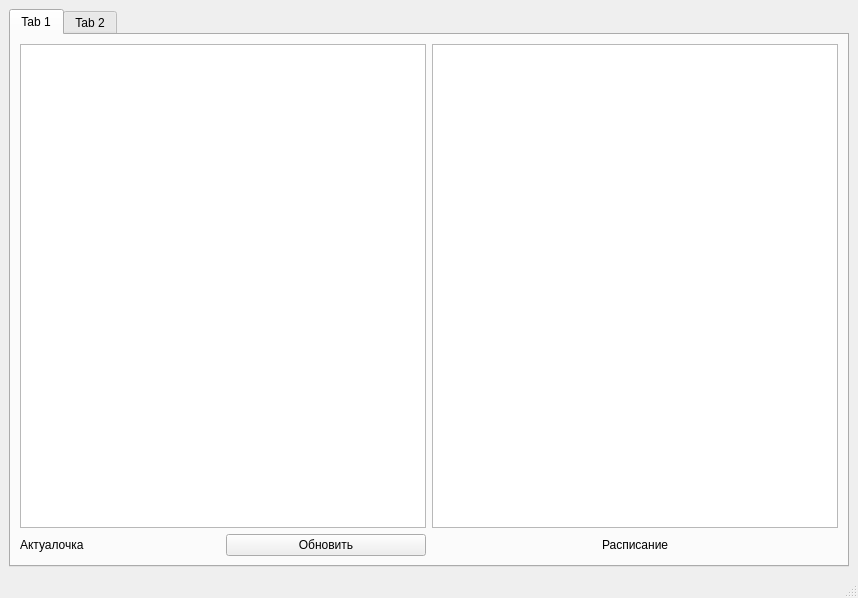
First picture: the form in ui/mainwindow.ui, repository OmarSyba/MPEI-Actualochka, before the edit.
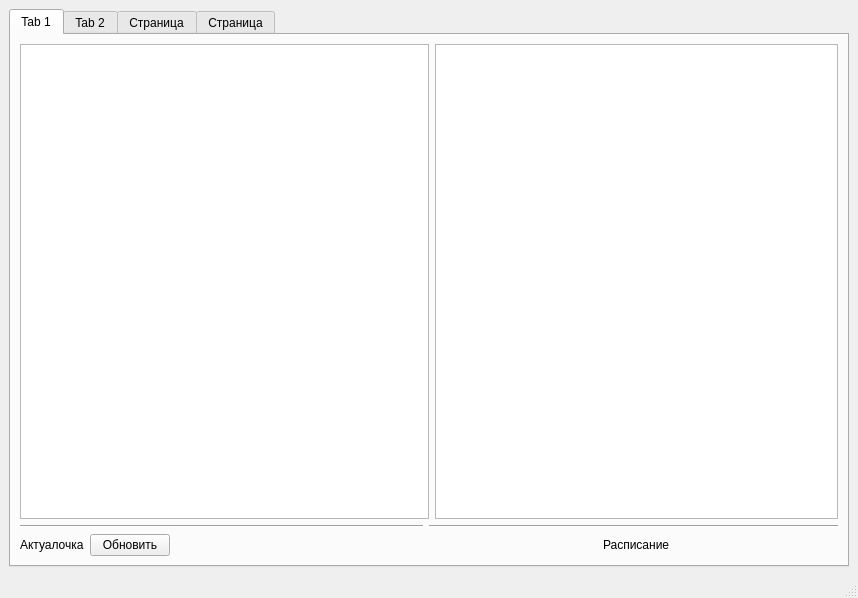
Second picture: the form after the edit.

Patch:
```diff
--- a/ui/mainwindow.ui
+++ b/ui/mainwindow.ui
@@ -14,8 +14,8 @@
    <string>MainWindow</string>
   </property>
   <widget class="QWidget" name="centralwidget">
-   <layout class="QGridLayout" name="gridLayout">
-    <item row="0" column="1">
+   <layout class="QGridLayout" name="gridLayout_2">
+    <item row="0" column="0">
      <widget class="QTabWidget" name="tabWidget">
       <property name="currentIndex">
        <number>0</number>
@@ -24,45 +24,28 @@
        <attribute name="title">
         <string>Tab 1</string>
        </attribute>
-       <layout class="QGridLayout" name="gridLayout_2">
-        <item row="1" column="1">
-         <layout class="QHBoxLayout" name="horizontalLayout_2">
-          <item>
-           <spacer name="horizontalSpacer">
-            <property name="orientation">
-             <enum>Qt::Horizontal</enum>
-            </property>
-            <property name="sizeHint" stdset="0">
-             <size>
-              <width>40</width>
-              <height>20</height>
-             </size>
-            </property>
-           </spacer>
-          </item>
-          <item>
-           <widget class="QLabel" name="label_4">
-            <property name="text">
-             <string>Расписание</string>
-            </property>
-           </widget>
-          </item>
-          <item>
-           <spacer name="horizontalSpacer_2">
-            <property name="orientation">
-             <enum>Qt::Horizontal</enum>
-            </property>
-            <property name="sizeHint" stdset="0">
-             <size>
-              <width>40</width>
-              <height>20</height>
-             </size>
-            </property>
-           </spacer>
-          </item>
-         </layout>
+       <layout class="QGridLayout" name="gridLayout">
+        <item row="0" column="0" colspan="2">
+         <widget class="QTextEdit" name="textEdit"/>
+        </item>
+        <item row="0" column="2">
+         <widget class="QTextEdit" name="textEditShedule"/>
         </item>
         <item row="1" column="0">
+         <widget class="Line" name="line_2">
+          <property name="orientation">
+           <enum>Qt::Horizontal</enum>
+          </property>
+         </widget>
+        </item>
+        <item row="1" column="1" colspan="2">
+         <widget class="Line" name="line_3">
+          <property name="orientation">
+           <enum>Qt::Horizontal</enum>
+          </property>
+         </widget>
+        </item>
+        <item row="2" column="0">
          <layout class="QHBoxLayout" name="horizontalLayout">
           <item>
            <widget class="QLabel" name="label">
@@ -78,13 +61,57 @@
             </property>
            </widget>
           </item>
+          <item>
+           <spacer name="horizontalSpacer_5">
+            <property name="orientation">
+             <enum>Qt::Horizontal</enum>
+            </property>
+            <property name="sizeHint" stdset="0">
+             <size>
+              <width>40</width>
+              <height>20</height>
+             </size>
+            </property>
+           </spacer>
+          </item>
          </layout>
         </item>
-        <item row="0" column="0">
-         <widget class="QTextEdit" name="textEdit"/>
-        </item>
-        <item row="0" column="1">
-         <widget class="QTextEdit" name="textEditShedule"/>
+        <item row="2" column="2">
+         <layout class="QHBoxLayout" name="horizontalLayout_2">
+          <item>
+           <spacer name="horizontalSpacer">
+            <property name="orientation">
+             <enum>Qt::Horizontal</enum>
+            </property>
+            <property name="sizeHint" stdset="0">
+             <size>
+              <width>40</width>
+              <height>20</height>
+             </size>
+            </property>
+           </spacer>
+          </item>
+          <item>
+           <widget class="QLabel" name="label_4">
+            <property name="text">
+             <string>Расписание</string>
+            </property>
+           </widget>
+          </item>
+          <item>
+           <spacer name="horizontalSpacer_2">
+            <property name="orientation">
+             <enum>Qt::Horizontal</enum>
+            </property>
+            <property name="sizeHint" stdset="0">
+             <size>
+              <width>40</width>
+              <height>20</height>
+             </size>
+            </property>
+           </spacer>
+          </item>
+         </layout>
         </item>
        </layout>
       </widget>
@@ -184,6 +211,21 @@
         </item>
        </layout>
       </widget>
+      <widget class="QWidget" name="tab_3">
+       <attribute name="title">
+        <string>Страница</string>
+       </attribute>
+       <layout class="QGridLayout" name="gridLayout_4">
+        <item row="0" column="0">
+         <widget class="QCalendarWidget" name="calendarWidget"/>
+        </item>
+       </layout>
+      </widget>
+      <widget class="QWidget" name="tab_4">
+       <attribute name="title">
+        <string>Страница</string>
+       </attribute>
+      </widget>
      </widget>
     </item>
    </layout>
```
Left out of the diff: 9 changed lines with no effect on the pictures.
